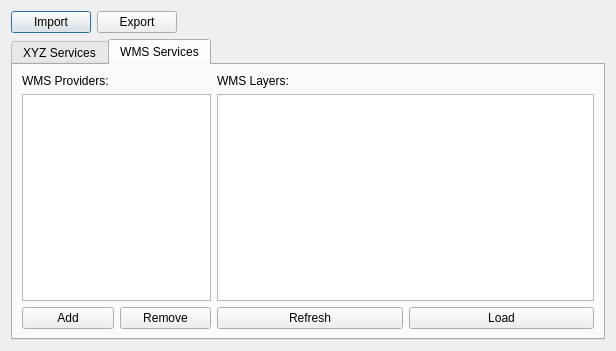
First picture: the form in ui/basemaps_dialog_base.ui, repository Fanchengyan/Basemaps, before the edit.
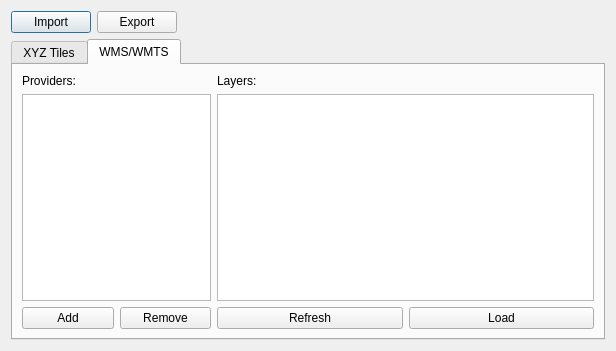
Second picture: the form after the edit. The open tabs and pages were chosen to show the change.

The edit to the form file:
```diff
--- a/ui/basemaps_dialog_base.ui
+++ b/ui/basemaps_dialog_base.ui
@@ -52,7 +52,7 @@
      </property>
      <widget class="QWidget" name="xyzTab">
       <attribute name="title">
-       <string>XYZ Services</string>
+       <string>XYZ Tiles</string>
       </attribute>
       <layout class="QHBoxLayout" name="horizontalLayout_2" stretch="1,2">
        <item>
@@ -145,7 +145,7 @@
      </widget>
      <widget class="QWidget" name="wmsTab">
       <attribute name="title">
-       <string>WMS Services</string>
+       <string>WMS/WMTS</string>
       </attribute>
       <layout class="QHBoxLayout" name="horizontalLayout_5" stretch="1,2">
        <item>
@@ -153,7 +153,7 @@
          <item>
           <widget class="QLabel" name="label_3">
            <property name="text">
-            <string>WMS Providers:</string>
+            <string>Providers:</string>
            </property>
           </widget>
          </item>
@@ -189,7 +189,7 @@
          <item>
           <widget class="QLabel" name="label_4">
            <property name="text">
-            <string>WMS Layers:</string>
+            <string>Layers:</string>
            </property>
           </widget>
          </item>
```
Left out of the diff: 9 changed lines with no effect on the pictures.
